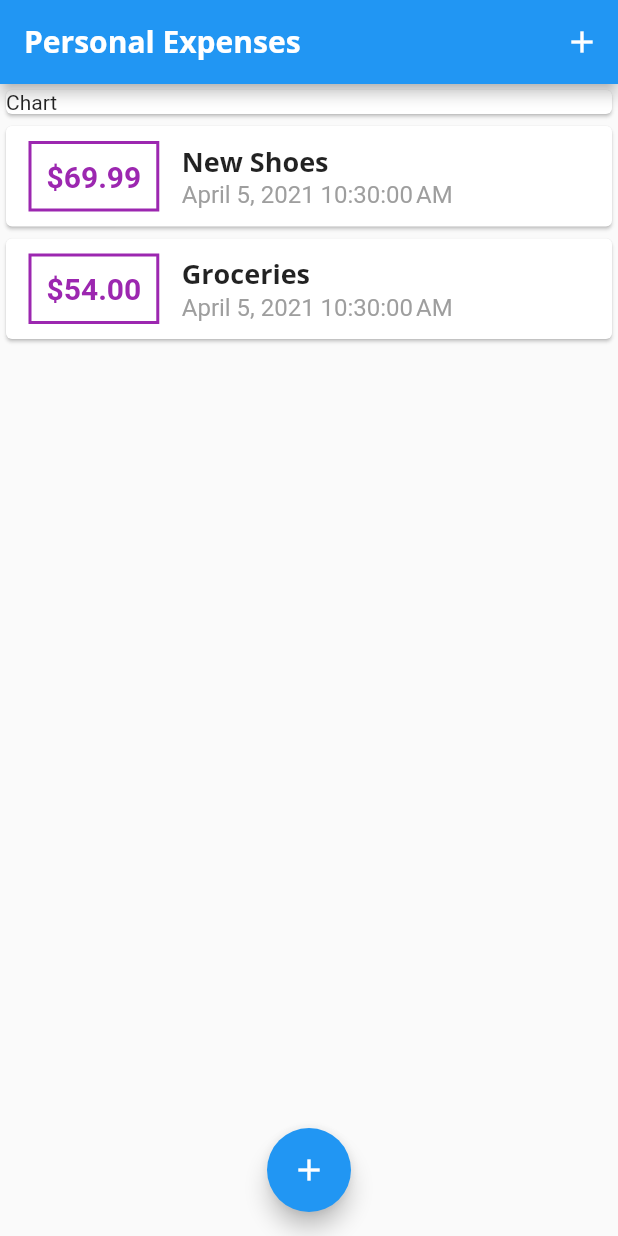
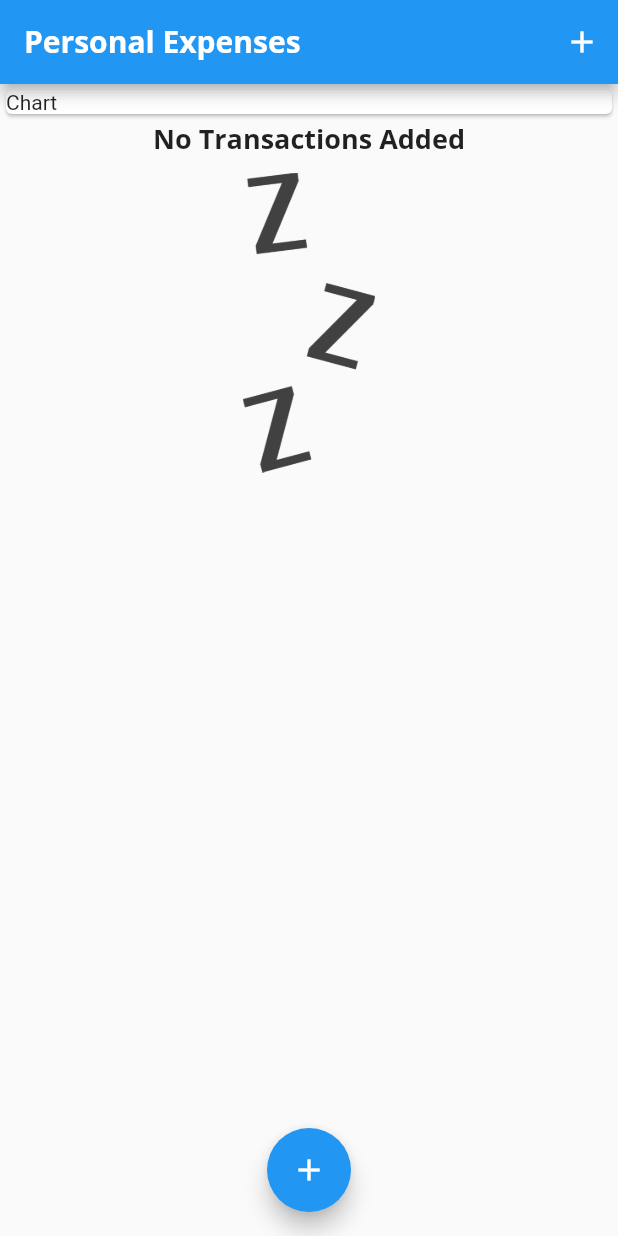
Before and after one commit to anklinuxboy/UdemyExpenseTracker, a Flutter app: the screen it shows after launch, on a phone screen of 412 x 824 dp. Run offline on Flutter 3.47's test engine with Material 2 defaults, Android fonts, the phone set to English and light mode, and no system bars.

Commit message:
Updated fonts and added image placeholder

```diff
--- a/lib/main.dart
+++ b/lib/main.dart
@@ -43,12 +43,7 @@ class MyHomePage extends StatefulWidget {
 }
 
 class _MyHomePageState extends State<MyHomePage> {
-  final List<Transaction> _transactions = [
-    Transaction(
-        id: 't1', title: 'New Shoes', amount: 69.99, date: DateTime.now()),
-    Transaction(
-        id: 't2', title: 'Groceries', amount: 54.00, date: DateTime.now()),
-  ];
+  final List<Transaction> _transactions = [];
 
   void _addNewTransaction(String title, double amount) {
     final tx = Transaction(
--- /dev/null
+++ b/lib/widgets/chart.dart
@@ -0,0 +1,8 @@
+import 'package:flutter/material.dart';
+
+class Chart extends StatelessWidget {
+  @override
+  Widget build(BuildContext context) {
+    return Card();
+  }
+}
--- a/lib/widgets/transaction_list.dart
+++ b/lib/widgets/transaction_list.dart
@@ -9,7 +9,24 @@ class TransactionList extends StatelessWidget {
 
   @override
   Widget build(BuildContext context) {
-    return Column(
+    return transactions.isEmpty
+        ? Column(
+            children: [
+              Text(
+                'No Transactions Added',
+                style: Theme.of(context).textTheme.headline6,
+              ),
+              Container(
+                height: 200,
+                margin: EdgeInsets.only(top: 10),
+                child: Image.asset(
+                  'assets/images/waiting.png',
+                  fit: BoxFit.cover,
+                ),
+              ),
+            ],
+          )
+        : Column(
             children: transactions.map((tx) {
               return Card(
                 child: Row(
--- a/pubspec.yaml
+++ b/pubspec.yaml
@@ -45,9 +45,8 @@ flutter:
   uses-material-design: true
 
   # To add assets to your application, add an assets section, like this:
-  # assets:
-  #   - images/a_dot_burr.jpeg
-  #   - images/a_dot_ham.jpeg
+  assets:
+    - assets/images/waiting.png
 
   # An image asset can refer to one or more resolution-specific "variants", see
   # https://flutter.dev/assets-and-images/#resolution-aware.
```
Also changed, not shown: assets/images/waiting.png (added). Lines whose indentation alone changed are shown as unchanged.
